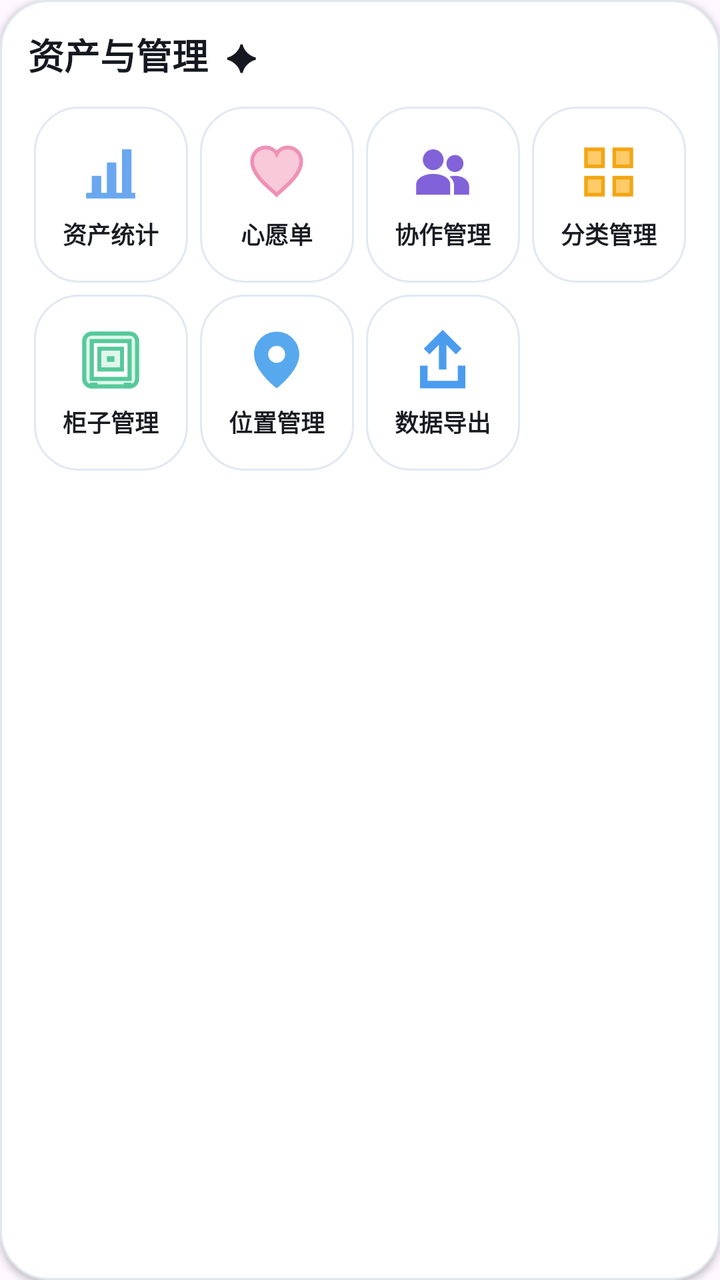
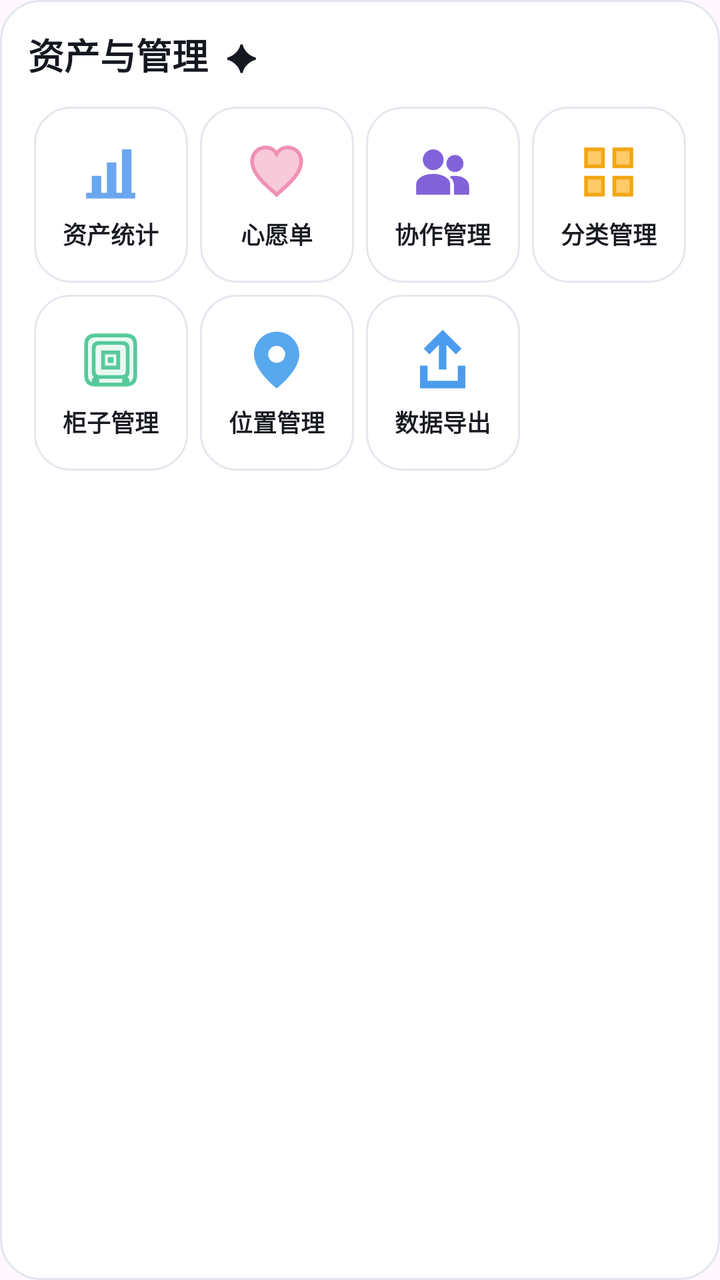

Two renders of the same Android screen: before a commit and after it. Below are the layout's source before the change and the commit's diff.
<!-- AndroidManifest.xml: application theme Theme.GunplaLog -->
<!-- res/layout/view_me_assets.xml -->
<?xml version="1.0" encoding="utf-8"?>
<LinearLayout xmlns:android="http://schemas.android.com/apk/res/android"
    android:layout_width="match_parent"
    android:layout_height="wrap_content"
    android:layout_marginTop="12dp"
    android:background="@drawable/bg_me_section"
    android:elevation="2dp"
    android:orientation="vertical"
    android:padding="14dp">

    <TextView
        android:layout_width="wrap_content"
        android:layout_height="wrap_content"
        android:layout_marginBottom="10dp"
        android:text="资产与管理  ✦"
        android:textColor="#151820"
        android:textSize="18sp"
        android:textStyle="bold" />

    <LinearLayout android:layout_width="match_parent" android:layout_height="wrap_content" android:baselineAligned="false" android:orientation="horizontal">
        <LinearLayout android:id="@+id/btnMeStats" android:layout_width="0dp" android:layout_height="88dp" android:layout_margin="3dp" android:layout_weight="1" android:background="@drawable/bg_me_asset_tile" android:gravity="center" android:orientation="vertical">
            <ImageView android:layout_width="34dp" android:layout_height="34dp" android:contentDescription="资产统计" android:src="@drawable/ic_asset_stats" />
            <TextView android:layout_width="wrap_content" android:layout_height="wrap_content" android:layout_marginTop="5dp" android:text="资产统计" android:textColor="#191B22" android:textSize="12sp" android:textStyle="bold" />
        </LinearLayout>
        <LinearLayout android:id="@+id/btnMeWishlist" android:layout_width="0dp" android:layout_height="88dp" android:layout_margin="3dp" android:layout_weight="1" android:background="@drawable/bg_me_asset_tile" android:gravity="center" android:orientation="vertical">
            <ImageView android:layout_width="34dp" android:layout_height="34dp" android:contentDescription="心愿单" android:src="@drawable/ic_asset_wishlist" />
            <TextView android:layout_width="wrap_content" android:layout_height="wrap_content" android:layout_marginTop="5dp" android:text="心愿单" android:textColor="#191B22" android:textSize="12sp" android:textStyle="bold" />
        </LinearLayout>
        <LinearLayout android:id="@+id/btnMeCollab" android:layout_width="0dp" android:layout_height="88dp" android:layout_margin="3dp" android:layout_weight="1" android:background="@drawable/bg_me_asset_tile" android:gravity="center" android:orientation="vertical">
            <ImageView android:layout_width="34dp" android:layout_height="34dp" android:contentDescription="协作管理" android:src="@drawable/ic_asset_collab" />
            <TextView android:layout_width="wrap_content" android:layout_height="wrap_content" android:layout_marginTop="5dp" android:text="协作管理" android:textColor="#191B22" android:textSize="12sp" android:textStyle="bold" />
        </LinearLayout>
        <LinearLayout android:id="@+id/btnMeCategory" android:layout_width="0dp" android:layout_height="88dp" android:layout_margin="3dp" android:layout_weight="1" android:background="@drawable/bg_me_asset_tile" android:gravity="center" android:orientation="vertical">
            <ImageView android:layout_width="34dp" android:layout_height="34dp" android:contentDescription="分类管理" android:src="@drawable/ic_asset_category" />
            <TextView android:layout_width="wrap_content" android:layout_height="wrap_content" android:layout_marginTop="5dp" android:text="分类管理" android:textColor="#191B22" android:textSize="12sp" android:textStyle="bold" />
        </LinearLayout>
    </LinearLayout>

    <LinearLayout android:layout_width="match_parent" android:layout_height="wrap_content" android:baselineAligned="false" android:orientation="horizontal">
        <LinearLayout android:id="@+id/btnMeCabinet" android:layout_width="0dp" android:layout_height="88dp" android:layout_margin="3dp" android:layout_weight="1" android:background="@drawable/bg_me_asset_tile" android:gravity="center" android:orientation="vertical">
            <ImageView android:layout_width="34dp" android:layout_height="34dp" android:contentDescription="柜子管理" android:src="@drawable/ic_asset_cabinet" />
            <TextView android:layout_width="wrap_content" android:layout_height="wrap_content" android:layout_marginTop="5dp" android:text="柜子管理" android:textColor="#191B22" android:textSize="12sp" android:textStyle="bold" />
        </LinearLayout>
        <LinearLayout android:id="@+id/btnMeLocation" android:layout_width="0dp" android:layout_height="88dp" android:layout_margin="3dp" android:layout_weight="1" android:background="@drawable/bg_me_asset_tile" android:gravity="center" android:orientation="vertical">
            <ImageView android:layout_width="34dp" android:layout_height="34dp" android:contentDescription="位置管理" android:src="@drawable/ic_asset_location" />
            <TextView android:layout_width="wrap_content" android:layout_height="wrap_content" android:layout_marginTop="5dp" android:text="位置管理" android:textColor="#191B22" android:textSize="12sp" android:textStyle="bold" />
        </LinearLayout>
        <LinearLayout android:id="@+id/btnMeBackup" android:layout_width="0dp" android:layout_height="88dp" android:layout_margin="3dp" android:layout_weight="1" android:background="@drawable/bg_me_asset_tile" android:gravity="center" android:orientation="vertical">
            <ImageView android:layout_width="34dp" android:layout_height="34dp" android:contentDescription="数据导出" android:src="@drawable/ic_asset_export" />
            <TextView android:layout_width="wrap_content" android:layout_height="wrap_content" android:layout_marginTop="5dp" android:text="数据导出" android:textColor="#191B22" android:textSize="12sp" android:textStyle="bold" />
        </LinearLayout>
        <View android:layout_width="0dp" android:layout_height="88dp" android:layout_margin="3dp" android:layout_weight="1" />
    </LinearLayout>

    <LinearLayout android:layout_width="1dp" android:layout_height="1dp" android:visibility="gone">
        <TextView android:id="@+id/tvMeTotal" android:layout_width="1dp" android:layout_height="1dp" />
        <TextView android:id="@+id/tvMeSpent" android:layout_width="1dp" android:layout_height="1dp" />
        <TextView android:id="@+id/tvMeTypes" android:layout_width="1dp" android:layout_height="1dp" />
    </LinearLayout>
</LinearLayout>
<!-- resources referenced by this layout -->
<resources>
  <!-- drawable bg_me_asset_tile (drawable) -->
  <?xml version="1.0" encoding="utf-8"?>
  <shape xmlns:android="http://schemas.android.com/apk/res/android">
      <solid android:color="#FFFFFFFF" />
      <corners android:radius="22dp" />
      <stroke android:width="1dp" android:color="#E2E8F2" />
  </shape>
  <!-- drawable bg_me_section (drawable) -->
  <?xml version="1.0" encoding="utf-8"?>
  <shape xmlns:android="http://schemas.android.com/apk/res/android">
      <solid android:color="#FFFFFFFF" />
      <corners android:radius="24dp" />
      <stroke android:width="1dp" android:color="#E1E7F0" />
  </shape>
  <!-- drawable ic_asset_cabinet (drawable) -->
  <?xml version="1.0" encoding="utf-8"?>
  <vector xmlns:android="http://schemas.android.com/apk/res/android" android:width="36dp" android:height="36dp" android:viewportWidth="36" android:viewportHeight="36">
      <path android:fillColor="#E0F7EC" android:strokeColor="#56C99A" android:strokeWidth="2.2" android:pathData="M8,4h20c2.2,0 4,1.8 4,4v20c0,2.2 -1.8,4 -4,4H8c-2.2,0 -4,-1.8 -4,-4V8c0,-2.2 1.8,-4 4,-4zM8,8v20h20V8zM12,12h12v11H12z" />
      <path android:fillColor="#56C99A" android:pathData="M16,16h4v3h-4zM7,30h4v3H7zM25,30h4v3h-4z" />
  </vector>
  <!-- drawable ic_asset_category (drawable) -->
  <?xml version="1.0" encoding="utf-8"?>
  <vector xmlns:android="http://schemas.android.com/apk/res/android" android:width="36dp" android:height="36dp" android:viewportWidth="36" android:viewportHeight="36">
      <path android:fillColor="#FFCA68" android:strokeColor="#F2A615" android:strokeWidth="2" android:pathData="M6,6h9v9H6zM21,6h9v9h-9zM6,21h9v9H6zM21,21h9v9h-9z" />
  </vector>
  <!-- drawable ic_asset_export (drawable) -->
  <?xml version="1.0" encoding="utf-8"?>
  <vector xmlns:android="http://schemas.android.com/apk/res/android" android:width="36dp" android:height="36dp" android:viewportWidth="36" android:viewportHeight="36">
      <path android:fillColor="#4B9CEF" android:pathData="M16,23h4V10l5,5 3,-3L18,2 8,12l3,3 5,-5zM6,21h4v8h16v-8h4v12H6z" />
  </vector>
  <!-- drawable ic_asset_location (drawable) -->
  <?xml version="1.0" encoding="utf-8"?>
  <vector xmlns:android="http://schemas.android.com/apk/res/android" android:width="36dp" android:height="36dp" android:viewportWidth="36" android:viewportHeight="36">
      <path android:fillColor="#58A8EE" android:pathData="M18,3C11.4,3 6,8.4 6,15c0,9 12,18 12,18s12,-9 12,-18C30,8.4 24.6,3 18,3zM18,19.5A4.5,4.5 0,1 1,18,10.5A4.5,4.5 0,0 1,18,19.5z" />
  </vector>
  <!-- drawable ic_asset_stats (drawable) -->
  <?xml version="1.0" encoding="utf-8"?>
  <vector xmlns:android="http://schemas.android.com/apk/res/android" android:width="36dp" android:height="36dp" android:viewportWidth="36" android:viewportHeight="36">
      <path android:fillColor="#6AA7F0" android:pathData="M5,29h26v3H5zM8,20h5v9H8zM16,13h5v16h-5zM24,6h5v23h-5z" />
  </vector>
  <style name="Theme.GunplaLog" parent="Theme.Material3.DayNight.NoActionBar">
          <item name="colorPrimary">@color/primary</item>
          
          <item name="android:statusBarColor">@android:color/transparent</item>
          <item name="android:windowLightStatusBar">false</item>
          <item name="android:navigationBarColor">@android:color/transparent</item>
      </style>
  <color name="primary">#1E4FD6</color>
  <!-- unchanged entries left out for length: 2 -->
</resources>

<!-- the commit's change to res/layout/view_me_assets.xml (unified diff, before → after) -->
@@ -4,7 +4,6 @@
     android:layout_height="wrap_content"
     android:layout_marginTop="12dp"
     android:background="@drawable/bg_me_section"
-    android:elevation="2dp"
     android:orientation="vertical"
     android:padding="14dp">
 
<!-- resource entries referenced after the edit -->
@@ -4,21 +4,26 @@
   <?xml version="1.0" encoding="utf-8"?>
   <shape xmlns:android="http://schemas.android.com/apk/res/android">
       <solid android:color="#FFFFFFFF" />
-      <corners android:radius="22dp" />
-      <stroke android:width="1dp" android:color="#E2E8F2" />
+      <corners android:radius="18dp" />
+      <stroke android:width="1dp" android:color="#E4E8EE" />
   </shape>
   <!-- drawable bg_me_section (drawable) -->
   <?xml version="1.0" encoding="utf-8"?>
   <shape xmlns:android="http://schemas.android.com/apk/res/android">
-      <solid android:color="#FFFFFFFF" />
-      <corners android:radius="24dp" />
-      <stroke android:width="1dp" android:color="#E1E7F0" />
+      <solid android:color="#FEFFFFFF" />
+      <corners android:radius="20dp" />
+      <stroke android:width="1dp" android:color="#E3E7ED" />
   </shape>
   <!-- drawable ic_asset_cabinet (drawable) -->
   <?xml version="1.0" encoding="utf-8"?>
-  <vector xmlns:android="http://schemas.android.com/apk/res/android" android:width="36dp" android:height="36dp" android:viewportWidth="36" android:viewportHeight="36">
-      <path android:fillColor="#E0F7EC" android:strokeColor="#56C99A" android:strokeWidth="2.2" android:pathData="M8,4h20c2.2,0 4,1.8 4,4v20c0,2.2 -1.8,4 -4,4H8c-2.2,0 -4,-1.8 -4,-4V8c0,-2.2 1.8,-4 4,-4zM8,8v20h20V8zM12,12h12v11H12z" />
-      <path android:fillColor="#56C99A" android:pathData="M16,16h4v3h-4zM7,30h4v3H7zM25,30h4v3h-4z" />
+  <vector xmlns:android="http://schemas.android.com/apk/res/android"
+      android:width="36dp" android:height="36dp"
+      android:viewportWidth="36" android:viewportHeight="36">
+      <path android:fillColor="#E9FAF3" android:strokeColor="#56C99A" android:strokeWidth="2"
+          android:pathData="M10,5h16c3.3,0 5,1.7 5,5v16c0,3.3 -1.7,5 -5,5H10c-3.3,0 -5,-1.7 -5,-5V10c0,-3.3 1.7,-5 5,-5z" />
+      <path android:fillColor="#00000000" android:strokeColor="#56C99A" android:strokeWidth="2"
+          android:pathData="M12,9h12c2,0 3,1 3,3v12c0,2 -1,3 -3,3H12c-2,0 -3,-1 -3,-3V12c0,-2 1,-3 3,-3zM14,14h8v8h-8z" />
+      <path android:fillColor="#56C99A" android:pathData="M16.5,16.5h3v3h-3zM8,29a2,2 0,1 0,4 0a2,2 0,1 0,-4 0M24,29a2,2 0,1 0,4 0a2,2 0,1 0,-4 0" />
   </vector>
   <!-- drawable ic_asset_category (drawable) -->
   <?xml version="1.0" encoding="utf-8"?>
@@ -44,8 +49,11 @@
           <item name="colorPrimary">@color/primary</item>
           
           <item name="android:statusBarColor">@android:color/transparent</item>
-          <item name="android:windowLightStatusBar">false</item>
+          <item name="android:windowLightStatusBar">true</item>
+          <item name="android:windowLightNavigationBar">true</item>
           <item name="android:navigationBarColor">@android:color/transparent</item>
+          <item name="android:windowActionModeOverlay">true</item>
+          <item name="android:windowNoTitle">true</item>
       </style>
   <color name="primary">#1E4FD6</color>
   <!-- unchanged entries left out for length: 2 -->
